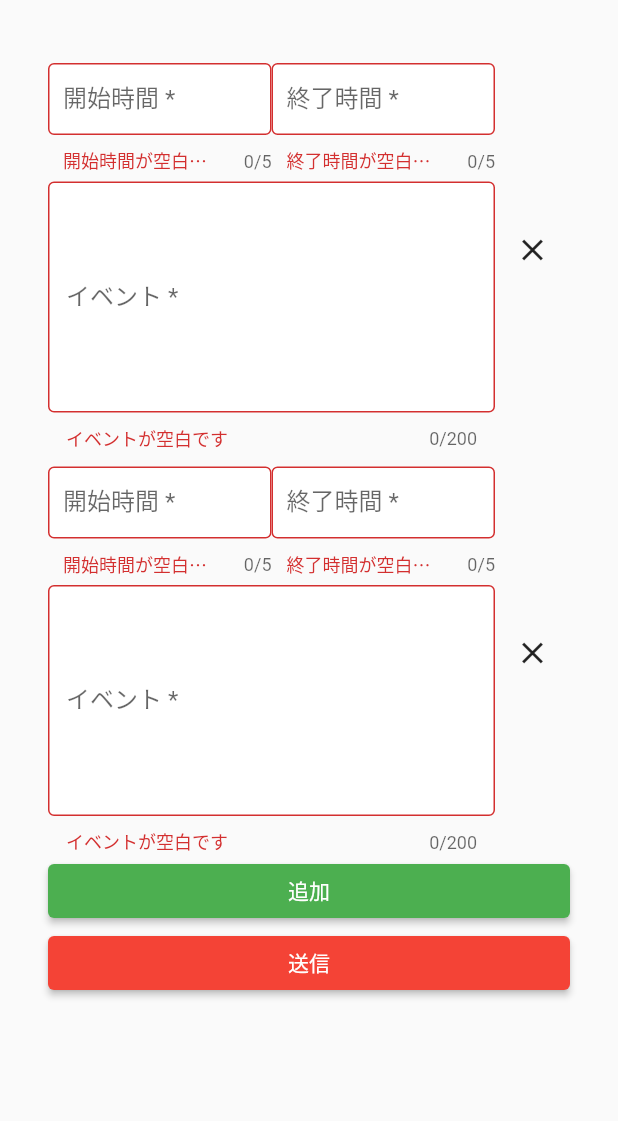
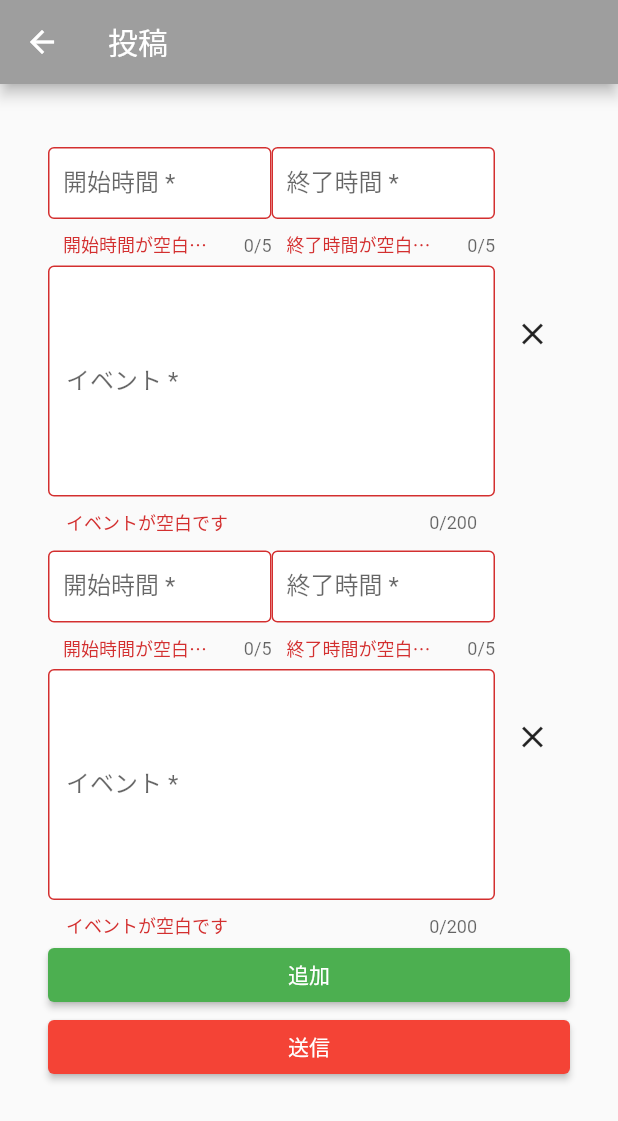
Before and after one commit to k-hirofumi/sns_app, a Flutter app: the NewPost screen opened directly, after a tap on "追加", after a tap on "送信", on a phone screen of 412 x 824 dp. Shown: the top 1121 px of the screen. Run offline on Flutter 3.47's test engine with Material 2 defaults, Android fonts, the phone set to English and light mode, and no system bars; our stand-ins replace dio, shared_preferences; accounts and stored records are empty.

Commit message:
post機能実装

```diff
--- a/lib/network/request/get_user_info_request.dart
+++ b/lib/network/request/get_user_info_request.dart
@@ -8,7 +8,7 @@ class GetUserInfoRequest {
   static Future<dynamic> getUserInfo() async {
     var result;
     try {
-      result = await ApiSearvice.get('http://localhost/app.api/user');
+      result = await ApiSearvice.get('http://localhost/app.api/get_user');
       return UserInfoResponse.fromJson(result);
     }catch(error){
       try{
--- a/lib/pages/post/post.dart
+++ b/lib/pages/post/post.dart
@@ -69,9 +69,7 @@ class _NewPostState extends State<NewPost> {
         }
       }
 
-      print(periods);
-      print(events);
-      // await appProvider.login();
+      await appProvider.newPost(periods, events);
     }
   }
 
@@ -93,6 +91,10 @@ class _NewPostState extends State<NewPost> {
   Widget build(BuildContext context) {
     var _screenSize = MediaQuery.of(context).size;
     return Scaffold(
+      appBar: AppBar(
+        title: Text('投稿'),
+        backgroundColor: Colors.grey,
+      ),
       body: Container(
         padding: EdgeInsets.all(32),
         child: Form(
@@ -102,14 +104,14 @@ class _NewPostState extends State<NewPost> {
               // Text(items.toString()),
               ...items.map((item) => textFieldItem(item)),
               ElevatedButton(
-                onPressed: () {
+                onPressed: items.length < 10 ?() {
                   add();
-                },
+                } : null,
                 child: Text("追加"),
               ),
               ElevatedButton(
                 style: ButtonStyle(backgroundColor: MaterialStateProperty.all(Colors.red)),
-                onPressed: () {
+                onPressed:  () {
                   submit();
                 },
                 child: Text("送信"),
--- a/lib/providers/appProvider.dart
+++ b/lib/providers/appProvider.dart
@@ -1,5 +1,6 @@
 import 'package:flutter/material.dart';
 import 'package:sns_app/navigation/main.dart';
+import 'package:sns_app/network/request/new_post_request.dart';
 import 'package:sns_app/utils/instance_store.dart';
 import 'package:shared_preferences/shared_preferences.dart';
 import 'package:sns_app/network/request/get_user_info_request.dart';
@@ -50,4 +51,12 @@ class AppProvider with ChangeNotifier {
     _accessToken = "";
     notifyListeners();
   }
+
+  Future<void> newPost(String periods, String events) async{
+    final result = await NewPostRequest.newPost(periods, events);
+    if(result != null){
+      await MainNav.showErrorMessageDialog(title:'投稿が完了しました', content: '', okButton: true);
+      // notifyListeners();
+    }
+  }
 }
```
Also changed, not shown: lib/navigation/main.dart (+8 -2 lines), lib/network/model/no_data_response.dart (added, +12 -0 lines), lib/network/request/new_post_request.dart (added, +32 -0 lines).
